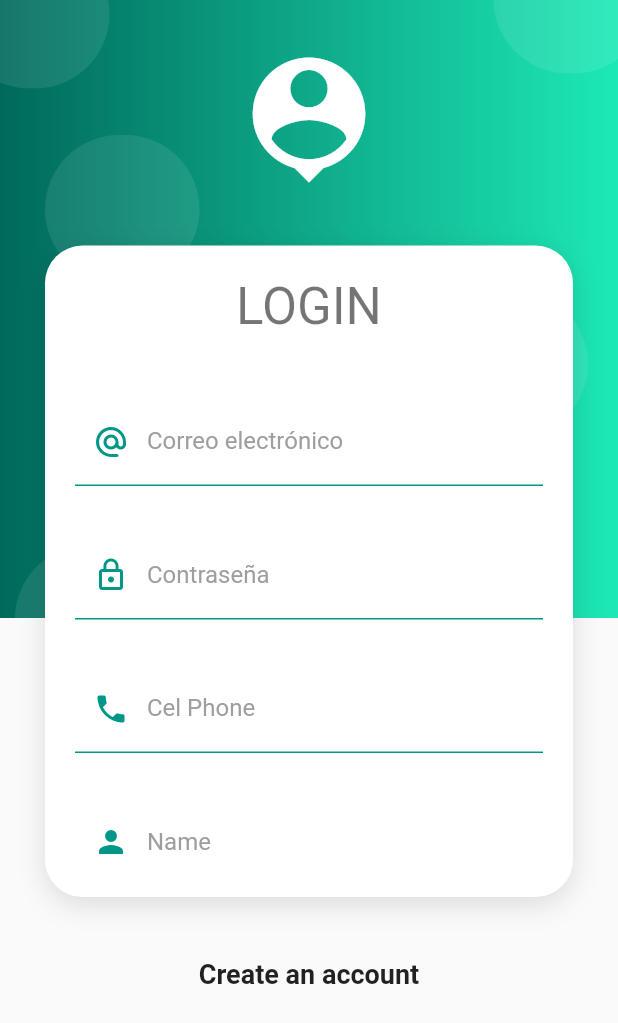
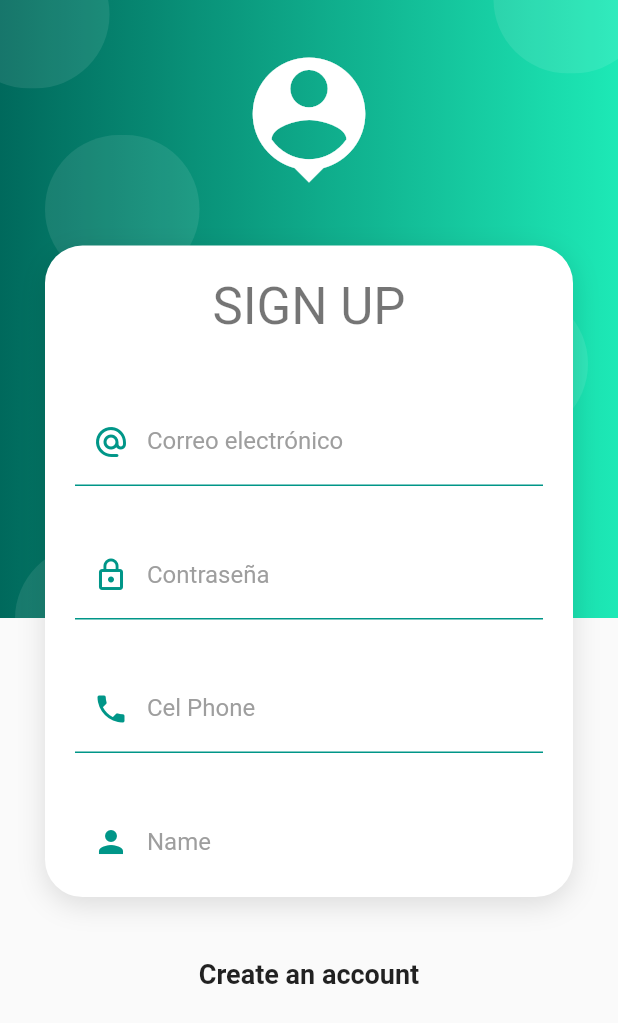
Before and after one commit to vlSolrac/AutoParts, a Flutter app: the screen it shows after launch, after a tap on "Get Start", after a tap on "Ingresar", after a tap on "Create an account", on a phone screen of 412 x 824 dp. Shown: the top 1023 px of the screen. Run offline on Flutter 3.47's test engine with Material 2 defaults, Android fonts, the phone set to English and light mode, and no system bars; our stand-ins replace cloud_firestore, firebase_auth, firebase_core, flutter_svg, lottie, shared_preferences; accounts and stored records are empty; project files that could hold a hidden picture were left out.

Commit message:
splash Screen, login and register

```diff
--- a/autoparts/lib/main.dart
+++ b/autoparts/lib/main.dart
@@ -1,4 +1,5 @@
 import 'package:autoparts/firebase_options.dart';
+import 'package:autoparts/helpers/preferences.dart';
 import 'package:autoparts/routes/routes_app.dart';
 import 'package:autoparts/services/services.dart';
 import 'package:autoparts/themes/theme.dart';
@@ -8,6 +9,7 @@ import 'package:provider/provider.dart';
 
 void main() async {
   WidgetsFlutterBinding.ensureInitialized();
+  await Preferences.init();
   await Firebase.initializeApp(options: DefaultFirebaseOptions.currentPlatform);
 
   runApp(const AppState());
@@ -37,7 +39,7 @@ class MyApp extends StatelessWidget {
       debugShowCheckedModeBanner: false,
       title: 'My Car',
       theme: ThemeApp.lightTheme,
-      initialRoute: RoutesApp.fistHome,
+      initialRoute: RoutesApp.splash,
       routes: RoutesApp.routes,
     );
   }
--- /dev/null
+++ b/autoparts/lib/providers/ui/ui_provider.dart
@@ -0,0 +1,5 @@
+import 'package:flutter/cupertino.dart';
+
+class UiProvider extends ChangeNotifier {
+
+}
--- a/autoparts/lib/routes/routes_app.dart
+++ b/autoparts/lib/routes/routes_app.dart
@@ -8,6 +8,7 @@ class RoutesApp {
   static String signup = "signup";
   static String carDetail = "carDetail";
   static String addCar = "addCar";
+  static String splash = "splash";
 
   static Map<String, Widget Function(BuildContext)> routes = {
     home: (_) => const HomeScreen(),
@@ -16,5 +17,6 @@ class RoutesApp {
     signup: (_) => const RegisterScreen(),
     carDetail: (_) => const CarDetailScreen(),
     addCar: (_) => const AddCarScreen(),
+    splash: (_) => const SplashScreen()
   };
 }
--- a/autoparts/lib/screens/auth/register_screen.dart
+++ b/autoparts/lib/screens/auth/register_screen.dart
@@ -28,7 +28,7 @@ class RegisterScreen extends StatelessWidget {
                 child: Column(
                   mainAxisAlignment: MainAxisAlignment.center,
                   children: [
-                    Text(ConstApp.englishConst["login_header"],
+                    Text("SIGN UP",
                         style: Theme.of(context).textTheme.headline4),
                     SizedBox(height: size.height * 0.05),
                     ChangeNotifierProvider(
@@ -41,7 +41,7 @@ class RegisterScreen extends StatelessWidget {
               SizedBox(height: size.height * 0.05),
               GestureDetector(
                 onTap: () =>
-                    Navigator.popAndPushNamed(context, RoutesApp.signup),
+                    Navigator.popAndPushNamed(context, RoutesApp.login),
                 child: Text(
                   ConstApp.englishConst["login_dont_exist"],
                   style: const TextStyle(
--- a/autoparts/lib/screens/screens.dart
+++ b/autoparts/lib/screens/screens.dart
@@ -1,5 +1,6 @@
+export 'package:autoparts/screens/splash_screen.dart';
+
 export 'package:autoparts/screens/auth/login_screen.dart';
-
 export 'package:autoparts/screens/add_car_screen.dart';
 export 'package:autoparts/screens/car_detail_screen.dart';
 export 'package:autoparts/screens/home_screen.dart';
--- /dev/null
+++ b/autoparts/lib/screens/splash_screen.dart
@@ -0,0 +1,52 @@
+import 'package:flutter/material.dart';
+
+import 'package:autoparts/screens/screens.dart';
+import 'package:autoparts/services/services.dart';
+import 'package:provider/provider.dart';
+
+class SplashScreen extends StatelessWidget {
+//Parametes.
+
+  const SplashScreen({super.key});
+
+  @override
+  Widget build(BuildContext context) {
+    //global variables.
+    // final size = MediaQuery.of(context).size;
+    // final statusBar = MediaQuery.of(context).viewPadding;
+
+    final authService = Provider.of<AuthService>(context, listen: false);
+
+    return Scaffold(
+      body: Center(
+        child: FutureBuilder(
+          future: authService.getCurrentUse(),
+          builder: (BuildContext context, AsyncSnapshot<String?> snapshot) {
+            if (!snapshot.hasData) return const Text("Espere");
+
+            if (snapshot.data == "") {
+              Future.microtask(() {
+                Navigator.pushReplacement(
+                    context,
+                    PageRouteBuilder(
+                        pageBuilder: (_, __, ___) => const FistHomeScreen(),
+                        transitionDuration: const Duration(seconds: 0)));
+                // Navigator.popAndPushNamed(context, RoutesApp.home);
+              });
+            } else {
+              Future.microtask(() {
+                Navigator.pushReplacement(
+                    context,
+                    PageRouteBuilder(
+                        pageBuilder: (_, __, ___) => const HomeScreen(),
+                        transitionDuration: const Duration(seconds: 0)));
+                // Navigator.popAndPushNamed(context, RoutesApp.home);
+              });
+            }
+            return Container();
+          },
+        ),
+      ),
+    );
+  }
+}
--- a/autoparts/lib/services/auth/auth_service.dart
+++ b/autoparts/lib/services/auth/auth_service.dart
@@ -7,7 +7,11 @@ import 'package:cloud_firestore/cloud_firestore.dart';
 import 'package:firebase_auth/firebase_auth.dart';
 
 class AuthService extends ChangeNotifier {
-  bool hasToken = false;
+  bool hasIdUSer = false;
+
+  late UserCar currentUser;
+
+  AuthService() {}
 
   Future<bool> createUser(
       {required String email,
@@ -52,6 +56,8 @@ class AuthService extends ChangeNotifier {
       UserCredential res = await FirebaseAuth.instance
           .signInWithEmailAndPassword(email: email, password: password);
 
+      Preferences.idUser = res.user!.uid;
+
       return true;
     } catch (e) {
       return false;
@@ -59,7 +65,7 @@ class AuthService extends ChangeNotifier {
     }
   }
 
-  Future logout() async {
+  Future<void> logout() async {
     try {
       await FirebaseAuth.instance.signOut();
       await Preferences.deletePreferences();
@@ -69,12 +75,31 @@ class AuthService extends ChangeNotifier {
     }
   }
 
-  Future<String?> getToken() async {
-    final token = Preferences.token;
+  Future<String> getCurrentUse() async {
+    final id = FirebaseAuth.instance.currentUser?.uid;
+    if (id == null) return "";
 
-    if (token.isNotEmpty) {
-      hasToken = true;
-      return Preferences.token;
+    final userCar = await FirebaseIntance.fireBase
+        .collection("Autoparts")
+        .doc("User")
+        .collection("Users")
+        .doc(id)
+        .get();
+
+    currentUser = UserCar.fromMap(userCar.data()!);
+    currentUser.id = userCar.id;
+
+    await Future.delayed(const Duration(milliseconds: 1000));
+
+    return id;
+  }
+
+  Future<String?> getIdUser() async {
+    final id = Preferences.idUser;
+
+    if (id.isNotEmpty) {
+      hasIdUSer = true;
+      return Preferences.idUser;
     }
     return "";
   }
```
Also changed, not shown: autoparts/lib/helpers/preferences.dart (+0 -11 lines), autoparts/lib/screens/home_screen.dart (+28 -7 lines).
